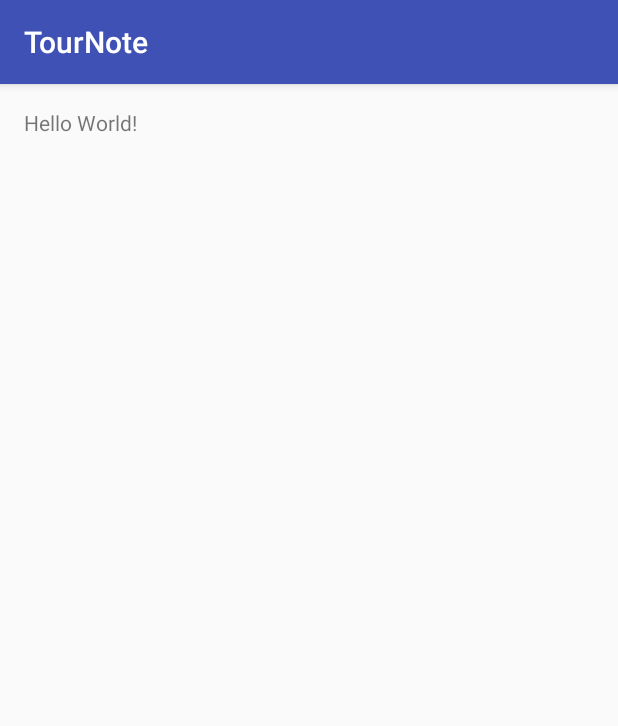
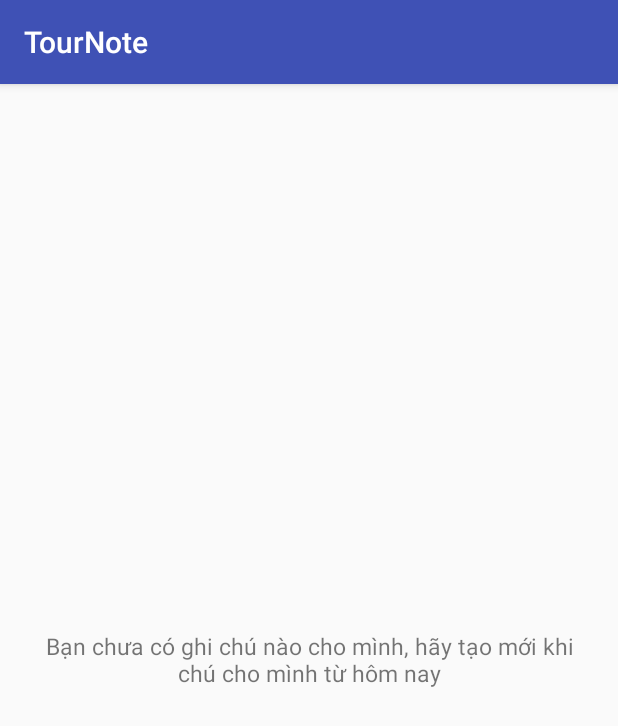
Before and after one commit to YellowCodeBooks/TourNote, an Android app: the screen it shows after launch (MainActivity), on a phone screen of 412 x 824 dp. Shown: the top 726 px of the screen. Run offline under Robolectric (Android 15) with nearby library versions, the phone set to English and light mode, and no system bars.

Commit message:
Change the text of main layout, when there is no note here

```diff
--- a/TourNote/app/src/main/res/layout/activity_main.xml
+++ b/TourNote/app/src/main/res/layout/activity_main.xml
@@ -11,7 +11,11 @@
     tools:context="com.yellowcode.tournote.MainActivity">
 
     <TextView
-        android:layout_width="wrap_content"
+        android:layout_width="match_parent"
         android:layout_height="wrap_content"
-        android:text="Hello World!" />
+        android:layout_centerInParent="true"
+        android:gravity="center"
+        android:text="Bạn chưa có ghi chú nào cho mình, hãy tạo mới khi chú cho mình từ hôm nay"
+        android:textSize="15sp"/>
+
 </RelativeLayout>
```
